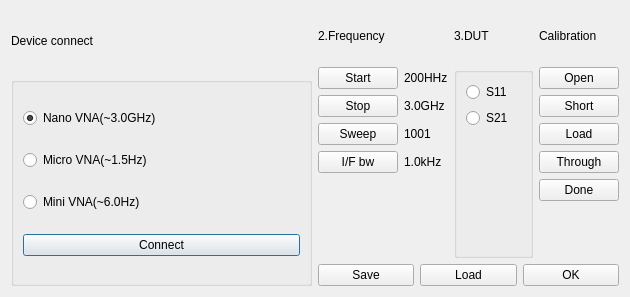
Old version of the form ui/setup.ui in the repository AzizIlyosov/nanoVNA.
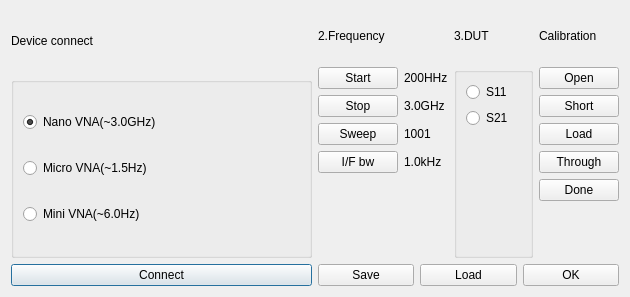
New version of the form.

Commit message: fix  radio button

```diff
--- a/ui/setup.ui
+++ b/ui/setup.ui
@@ -42,6 +42,9 @@
          <property name="title">
           <string/>
          </property>
+         <property name="checkable">
+          <bool>false</bool>
+         </property>
          <layout class="QVBoxLayout" name="verticalLayout_3">
           <item>
            <widget class="QRadioButton" name="radioButton">
@@ -61,6 +64,9 @@
             <property name="text">
              <string>Micro VNA(~1.5Hz)</string>
             </property>
+            <property name="checkable">
+             <bool>true</bool>
+            </property>
            </widget>
           </item>
           <item>
@@ -70,14 +76,14 @@
             </property>
            </widget>
           </item>
+         </layout>
+        </widget>
+       </item>
           <item>
            <widget class="QPushButton" name="pushButton">
             <property name="text">
              <string>Connect</string>
             </property>
-           </widget>
-          </item>
-         </layout>
         </widget>
        </item>
       </layout>
```
Lines whose indentation alone changed are shown as unchanged.
